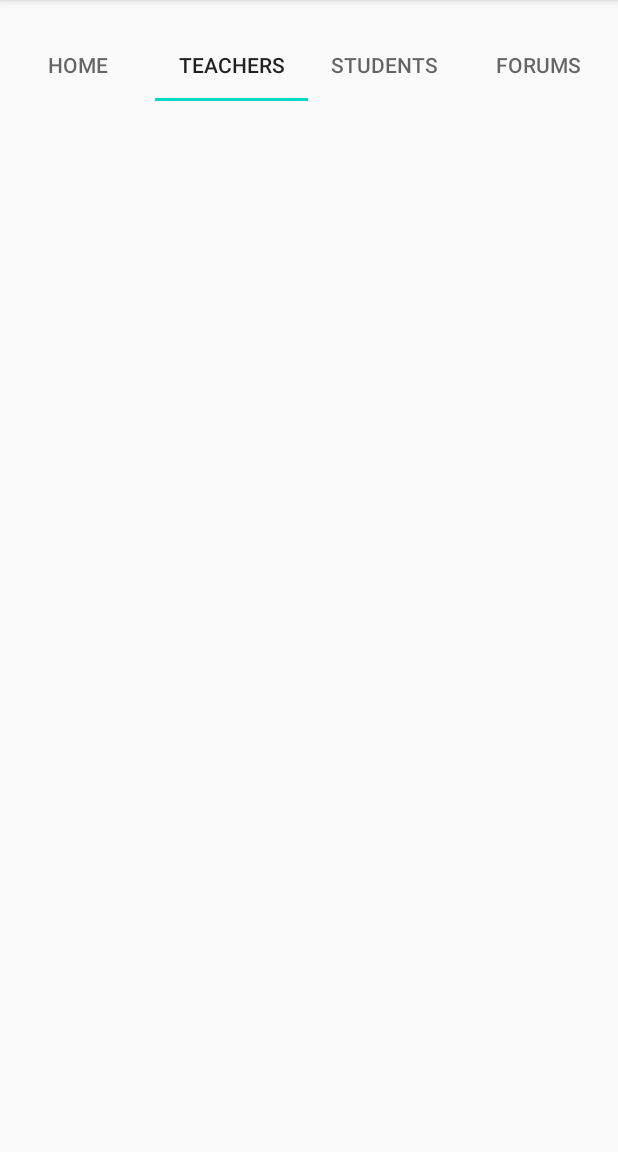
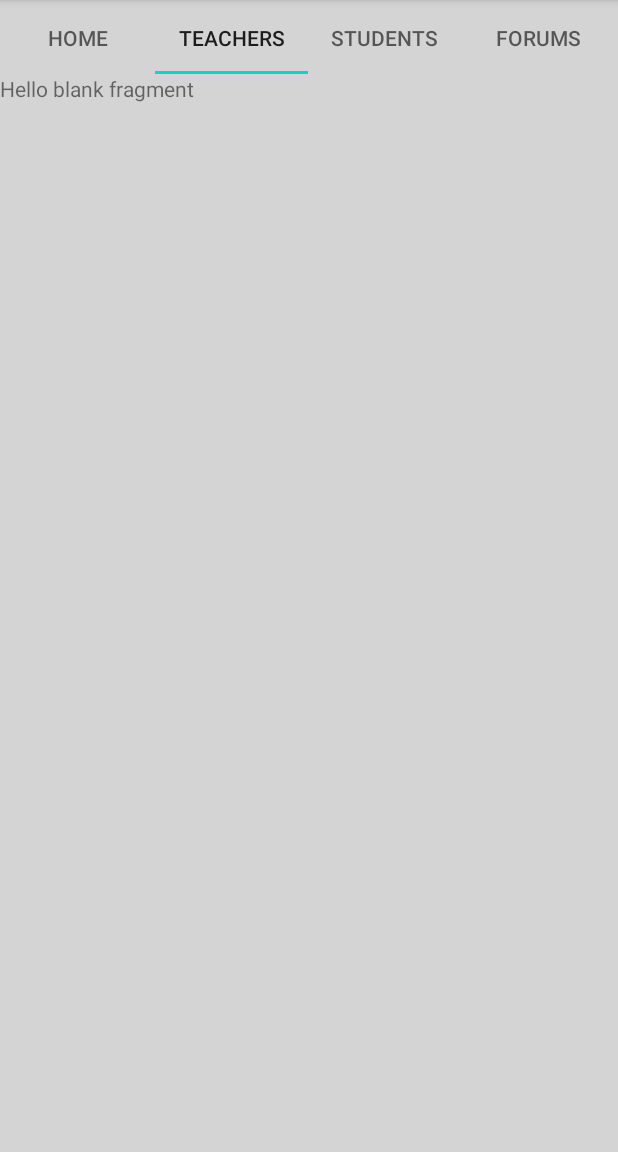
Before and after one commit to AntLCrimson/InfoAge, an Android app: the screen it shows after launch (MainActivity), tab 2 chosen, on a phone screen of 412 x 824 dp, the part 84-1236 px from its top. Run offline under Robolectric (Android 15) with nearby library versions, the phone set to English and light mode, and no system bars.

Commit message:
Barebones Outline of the App
You can swipe to different fragements/areas of the app (Home, Teachers, students, and Forums)

```diff
--- a/app/build.gradle
+++ b/app/build.gradle
@@ -27,6 +27,7 @@ dependencies {
     implementation 'androidx.appcompat:appcompat:1.2.0'
     implementation 'androidx.constraintlayout:constraintlayout:2.0.1'
     implementation 'com.google.android.material:material:1.2.1'
+    implementation 'androidx.legacy:legacy-support-v4:1.0.0'
     testImplementation 'junit:junit:4.12'
     androidTestImplementation 'androidx.test.ext:junit:1.1.2'
     androidTestImplementation 'androidx.test.espresso:espresso-core:3.3.0'
--- /dev/null
+++ b/app/src/main/java/com/tuition/infoage/HomeFragment.java
@@ -0,0 +1,64 @@
+package com.tuition.infoage;
+
+import android.os.Bundle;
+
+import androidx.fragment.app.Fragment;
+
+import android.view.LayoutInflater;
+import android.view.View;
+import android.view.ViewGroup;
+
+/**
+ * A simple {@link Fragment} subclass.
+ * Use the {@link HomeFragment#newInstance} factory method to
+ * create an instance of this fragment.
+ */
+public class HomeFragment extends Fragment {
+
+    // TODO: Rename parameter arguments, choose names that match
+    // the fragment initialization parameters, e.g. ARG_ITEM_NUMBER
+    private static final String ARG_PARAM1 = "param1";
+    private static final String ARG_PARAM2 = "param2";
+
+    // TODO: Rename and change types of parameters
+    private String mParam1;
+    private String mParam2;
+
+    public HomeFragment() {
+        // Required empty public constructor
+    }
+
+    /**
+     * Use this factory method to create a new instance of
+     * this fragment using the provided parameters.
+     *
+     * @param param1 Parameter 1.
+     * @param param2 Parameter 2.
+     * @return A new instance of fragment HomeFragment.
+     */
+    // TODO: Rename and change types and number of parameters
+    public static HomeFragment newInstance(String param1, String param2) {
+        HomeFragment fragment = new HomeFragment();
+        Bundle args = new Bundle();
+        args.putString(ARG_PARAM1, param1);
+        args.putString(ARG_PARAM2, param2);
+        fragment.setArguments(args);
+        return fragment;
+    }
+
+    @Override
+    public void onCreate(Bundle savedInstanceState) {
+        super.onCreate(savedInstanceState);
+        if (getArguments() != null) {
+            mParam1 = getArguments().getString(ARG_PARAM1);
+            mParam2 = getArguments().getString(ARG_PARAM2);
+        }
+    }
+
+    @Override
+    public View onCreateView(LayoutInflater inflater, ViewGroup container,
+                             Bundle savedInstanceState) {
+        // Inflate the layout for this fragment
+        return inflater.inflate(R.layout.fragment_home, container, false);
+    }
+}
--- a/app/src/main/java/com/tuition/infoage/MainActivity.java
+++ b/app/src/main/java/com/tuition/infoage/MainActivity.java
@@ -1,11 +1,12 @@
 package com.tuition.infoage;
+
+import android.os.Bundle;
 
 import androidx.appcompat.app.AppCompatActivity;
 import androidx.viewpager.widget.ViewPager;
-//import com.tuition.infoage.ui.main.TabsPagerAdapter;
+
+import com.google.android.material.tabs.TabItem;
 import com.google.android.material.tabs.TabLayout;
-
-import android.os.Bundle;
 
 public class MainActivity extends AppCompatActivity {
 
@@ -13,5 +14,64 @@ public class MainActivity extends AppCompatActivity {
     protected void onCreate(Bundle savedInstanceState) {
         super.onCreate(savedInstanceState);
         setContentView(R.layout.activity_main);
+
+        //Initialize and declare the tab layout, items and pager
+
+        //The tab layout
+        TabLayout tabLayout = findViewById(R.id.tabBar);
+
+        //The tab items
+        TabItem HomeTab = findViewById(R.id.HomeTab);
+        TabItem TeachersTab = findViewById(R.id.TeachersTab);
+        TabItem StudentsTab = findViewById(R.id.StudentsTab);
+        TabItem ForumsTab = findViewById(R.id.ForumsTab);
+
+        //Pager adapter
+        final ViewPager viewPager = findViewById(R.id.ViewPager);
+
+        //Define PagerAdapter
+        PagerAdapter pagerAdapter = new
+                PagerAdapter(getSupportFragmentManager(),
+                tabLayout.getTabCount());
+
+        viewPager.setAdapter(pagerAdapter);
+
+        //Changes tabs view when tab is selected
+        tabLayout.addOnTabSelectedListener(new TabLayout.OnTabSelectedListener() {
+            @Override
+            public void onTabSelected(TabLayout.Tab tab) {
+                viewPager.setCurrentItem(tab.getPosition());
+            }
+
+            @Override
+            public void onTabUnselected(TabLayout.Tab tab) {
+
+            }
+
+            @Override
+            public void onTabReselected(TabLayout.Tab tab) {
+
+            }
+        });
+
+        viewPager.addOnPageChangeListener(new TabLayout.
+                TabLayoutOnPageChangeListener(tabLayout));
+
+        tabLayout.addOnTabSelectedListener(new TabLayout.OnTabSelectedListener() {
+            @Override
+            public void onTabSelected(TabLayout.Tab tab) {
+
+            }
+
+            @Override
+            public void onTabUnselected(TabLayout.Tab tab) {
+
+            }
+
+            @Override
+            public void onTabReselected(TabLayout.Tab tab) {
+
+            }
+        });
     }
 }
--- /dev/null
+++ b/app/src/main/java/com/tuition/infoage/PagerAdapter.java
@@ -0,0 +1,37 @@
+package com.tuition.infoage;
+
+import androidx.annotation.NonNull;
+import androidx.fragment.app.Fragment;
+import androidx.fragment.app.FragmentManager;
+import androidx.fragment.app.FragmentPagerAdapter;
+
+public class PagerAdapter extends FragmentPagerAdapter {
+
+    private int numOfTabs;
+    //Page adapter constructor
+    //Communicates between this class and the main activity
+    public PagerAdapter(FragmentManager fm, int numOfTabs){
+        super(fm);
+        this.numOfTabs = numOfTabs;
+    }
+    @Override
+    public Fragment getItem(int position) { //
+        switch (position) {
+            case 0:
+                return new HomeFragment();
+            case 1:
+                return new TeachersFragment();
+            case 2:
+                return new StudentsFragment();
+            case 3:
+                return new ForumsFragment();
+            default:
+                return null;
+        }
+    }
+
+    @Override
+    public int getCount() { //Counts how many tabs we have
+        return numOfTabs;
+    }
+}
--- /dev/null
+++ b/app/src/main/java/com/tuition/infoage/StudentsFragment.java
@@ -0,0 +1,64 @@
+package com.tuition.infoage;
+
+import android.os.Bundle;
+
+import androidx.fragment.app.Fragment;
+
+import android.view.LayoutInflater;
+import android.view.View;
+import android.view.ViewGroup;
+
+/**
+ * A simple {@link Fragment} subclass.
+ * Use the {@link StudentsFragment#newInstance} factory method to
+ * create an instance of this fragment.
+ */
+public class StudentsFragment extends Fragment {
+
+    // TODO: Rename parameter arguments, choose names that match
+    // the fragment initialization parameters, e.g. ARG_ITEM_NUMBER
+    private static final String ARG_PARAM1 = "param1";
+    private static final String ARG_PARAM2 = "param2";
+
+    // TODO: Rename and change types of parameters
+    private String mParam1;
+    private String mParam2;
+
+    public StudentsFragment() {
+        // Required empty public constructor
+    }
+
+    /**
+     * Use this factory method to create a new instance of
+     * this fragment using the provided parameters.
+     *
+     * @param param1 Parameter 1.
+     * @param param2 Parameter 2.
+     * @return A new instance of fragment StudentsFragment.
+     */
+    // TODO: Rename and change types and number of parameters
+    public static StudentsFragment newInstance(String param1, String param2) {
+        StudentsFragment fragment = new StudentsFragment();
+        Bundle args = new Bundle();
+        args.putString(ARG_PARAM1, param1);
+        args.putString(ARG_PARAM2, param2);
+        fragment.setArguments(args);
+        return fragment;
+    }
+
+    @Override
+    public void onCreate(Bundle savedInstanceState) {
+        super.onCreate(savedInstanceState);
+        if (getArguments() != null) {
+            mParam1 = getArguments().getString(ARG_PARAM1);
+            mParam2 = getArguments().getString(ARG_PARAM2);
+        }
+    }
+
+    @Override
+    public View onCreateView(LayoutInflater inflater, ViewGroup container,
+                             Bundle savedInstanceState) {
+        // Inflate the layout for this fragment
+        return inflater.inflate(R.layout.fragment_students, container, false);
+    }
+}
--- /dev/null
+++ b/app/src/main/java/com/tuition/infoage/TeachersFragment.java
@@ -0,0 +1,64 @@
+package com.tuition.infoage;
+
+import android.os.Bundle;
+
+import androidx.fragment.app.Fragment;
+
+import android.view.LayoutInflater;
+import android.view.View;
+import android.view.ViewGroup;
+
+/**
+ * A simple {@link Fragment} subclass.
+ * Use the {@link TeachersFragment#newInstance} factory method to
+ * create an instance of this fragment.
+ */
+public class TeachersFragment extends Fragment {
+
+    // TODO: Rename parameter arguments, choose names that match
+    // the fragment initialization parameters, e.g. ARG_ITEM_NUMBER
+    private static final String ARG_PARAM1 = "param1";
+    private static final String ARG_PARAM2 = "param2";
+
+    // TODO: Rename and change types of parameters
+    private String mParam1;
+    private String mParam2;
+
+    public TeachersFragment() {
+        // Required empty public constructor
+    }
+
+    /**
+     * Use this factory method to create a new instance of
+     * this fragment using the provided parameters.
+     *
+     * @param param1 Parameter 1.
+     * @param param2 Parameter 2.
+     * @return A new instance of fragment TeachersFragment.
+     */
+    // TODO: Rename and change types and number of parameters
+    public static TeachersFragment newInstance(String param1, String param2) {
+        TeachersFragment fragment = new TeachersFragment();
+        Bundle args = new Bundle();
+        args.putString(ARG_PARAM1, param1);
+        args.putString(ARG_PARAM2, param2);
+        fragment.setArguments(args);
+        return fragment;
+    }
+
+    @Override
+    public void onCreate(Bundle savedInstanceState) {
+        super.onCreate(savedInstanceState);
+        if (getArguments() != null) {
+            mParam1 = getArguments().getString(ARG_PARAM1);
+            mParam2 = getArguments().getString(ARG_PARAM2);
+        }
+    }
+
+    @Override
+    public View onCreateView(LayoutInflater inflater, ViewGroup container,
+                             Bundle savedInstanceState) {
+        // Inflate the layout for this fragment
+        return inflater.inflate(R.layout.fragment_teachers, container, false);
+    }
+}
--- a/app/src/main/res/layout/activity_main.xml
+++ b/app/src/main/res/layout/activity_main.xml
@@ -4,18 +4,20 @@
     xmlns:tools="http://schemas.android.com/tools"
     android:layout_width="match_parent"
     android:layout_height="match_parent"
-    tools:context=".MainActivity">
+    tools:context=".MainActivity"
+    android:background="@color/BackgroundColorLightGrey"
+    >
 
-
+    //The tab layout
     <com.google.android.material.tabs.TabLayout
         android:id="@+id/tabBar"
         android:layout_width="409dp"
         android:layout_height="wrap_content"
         android:layout_marginStart="1dp"
+        android:layout_marginTop="1dp"
         android:layout_marginEnd="1dp"
-        android:layout_marginBottom="682dp"
-        app:layout_constraintBottom_toBottomOf="parent"
         app:layout_constraintEnd_toEndOf="parent"
+        app:layout_constraintHorizontal_bias="0.0"
         app:layout_constraintStart_toStartOf="parent"
         app:layout_constraintTop_toTopOf="parent">
 
@@ -38,7 +40,7 @@
             android:text="@string/StudentsTabString" />
 
         <com.google.android.material.tabs.TabItem
-            android:id="@+id/Forums"
+            android:id="@+id/ForumsTab"
             android:layout_width="wrap_content"
             android:layout_height="wrap_content"
             android:text="@string/ForumsTabString"
@@ -46,4 +48,14 @@
             />
     </com.google.android.material.tabs.TabLayout>
 
+    //The ViewPager let's us slide between fragments
+    <androidx.viewpager.widget.ViewPager
+        android:id="@+id/ViewPager"
+        android:layout_width="0dp"
+        android:layout_height="0dp"
+        app:layout_constraintBottom_toBottomOf="parent"
+        app:layout_constraintEnd_toEndOf="parent"
+        app:layout_constraintStart_toStartOf="parent"
+        app:layout_constraintTop_toBottomOf="@+id/tabBar" />
+
 </androidx.constraintlayout.widget.ConstraintLayout>
--- /dev/null
+++ b/app/src/main/res/layout/fragment_teachers.xml
@@ -0,0 +1,14 @@
+<?xml version="1.0" encoding="utf-8"?>
+<FrameLayout xmlns:android="http://schemas.android.com/apk/res/android"
+    xmlns:tools="http://schemas.android.com/tools"
+    android:layout_width="match_parent"
+    android:layout_height="match_parent"
+    tools:context=".TeachersFragment">
+
+    <!-- TODO: Update blank fragment layout -->
+    <TextView
+        android:layout_width="match_parent"
+        android:layout_height="match_parent"
+        android:text="@string/hello_blank_fragment" />
+
+</FrameLayout>
--- a/app/src/main/res/values/colors.xml
+++ b/app/src/main/res/values/colors.xml
@@ -3,4 +3,7 @@
     <color name="colorPrimary">#6200EE</color>
     <color name="colorPrimaryDark">#3700B3</color>
     <color name="colorAccent">#03DAC5</color>
+
+    //Background color
+    <color name="BackgroundColorLightGrey">#D4D4D4</color>
 </resources>
--- a/app/src/main/res/values/strings.xml
+++ b/app/src/main/res/values/strings.xml
@@ -6,4 +6,6 @@
     <string name="TeachersTabString">Teachers</string>
     <string name="StudentsTabString">Students</string>
     <string name="ForumsTabString">Forums</string>
+    <!-- TODO: Remove or change this placeholder text -->
+    <string name="hello_blank_fragment">Hello blank fragment</string>
 </resources>
```
Also changed, not shown: app/src/main/java/com/tuition/infoage/ForumsFragment.java (added, +64 -0 lines), app/src/main/res/layout/fragment_forums.xml (added, +14 -0 lines), app/src/main/res/layout/fragment_home.xml (added, +16 -0 lines), app/src/main/res/layout/fragment_students.xml (added, +14 -0 lines).
